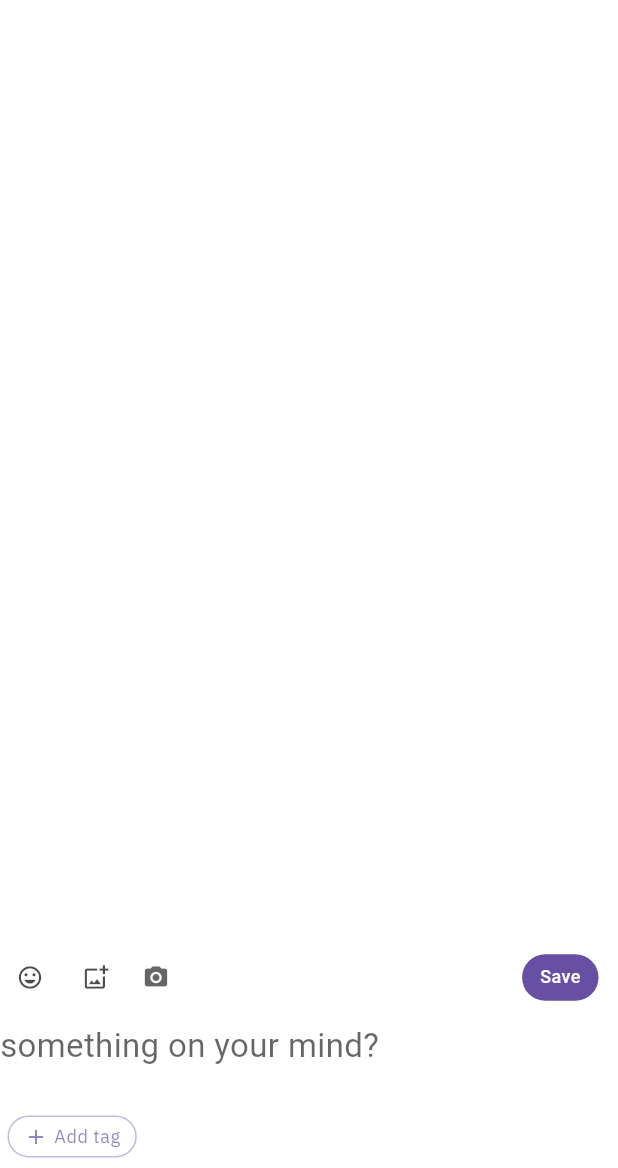
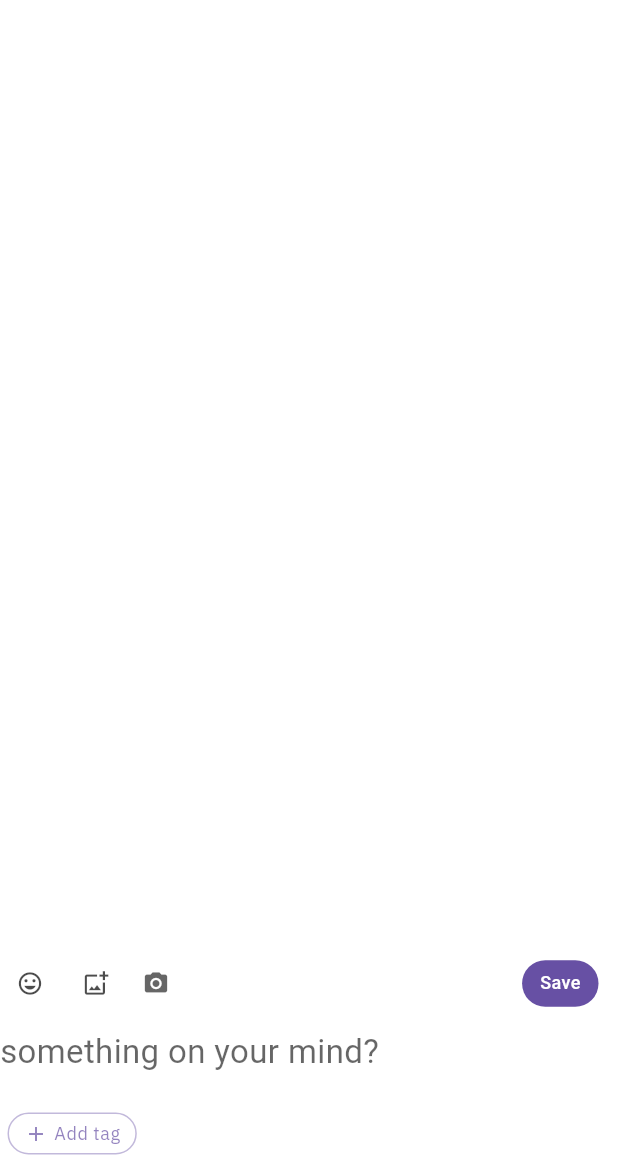
Before and after one commit to Nswa/genesis_f1, a Flutter app: the screen it shows once a user with an empty profile is signed in, on a phone screen of 412 x 824 dp, the part 68-1236 px from its top. Run offline on Flutter 3.47's test engine with Material 3 defaults, Android fonts, the phone set to English and light mode, and no system bars; our stand-ins replace cached_network_image, camera, cloud_firestore, connectivity_plus, firebase_auth, firebase_core and 10 more; missing offline and left inert: ffmpeg_kit_flutter_new, fuzzy; accounts and stored records are empty; Roboto replaces fonts that are missing (Georgia); project files that could hold a hidden picture were left out.

Commit message:
add tag vertical padding polished

```diff
--- a/lib/widgets/tag_input.dart
+++ b/lib/widgets/tag_input.dart
@@ -216,16 +216,14 @@ class _TagInputWidgetState extends State<TagInputWidget> {
       _tagController.clear();
       _inputFieldWidth = 60.0;
       print('Debug: Cleared tags in sync with controller');
-    }
-
-    return Container(
+    }      return Padding(
+        padding: const EdgeInsets.only(bottom: 8.0),
         child: Column(
           crossAxisAlignment: CrossAxisAlignment.start,
+          mainAxisSize: MainAxisSize.min, // Minimize vertical space
           children: [
         // Single scrollable row for tags, input, and suggestions
-          Container(
-            height: 40,
-            child: SingleChildScrollView(
+        SingleChildScrollView(
           scrollDirection: Axis.horizontal,
           child: Row(
               children: [
@@ -238,16 +236,12 @@ class _TagInputWidgetState extends State<TagInputWidget> {
                 _buildAddTagButton(theme),
                 // Inline suggestions with animation
                 if (_showSuggestions && _suggestedTags.isNotEmpty) ...[
-                    const SizedBox(width: 8),
-                    ..._suggestedTags.map((tag) => Padding(
+                  const SizedBox(width: 8),                  ..._suggestedTags.map((tag) => Padding(
                     padding: const EdgeInsets.only(right: 6.0),
-                      child: _buildSuggestionChip(tag, theme),
-                    )),
+                    child: _buildSuggestionChip(tag, theme),                  )),
                 ],
               ],
-              ),
-            ),
-          ),
+            ),          ),
         ],
       ),
       );
```
Lines whose indentation alone changed are shown as unchanged.
